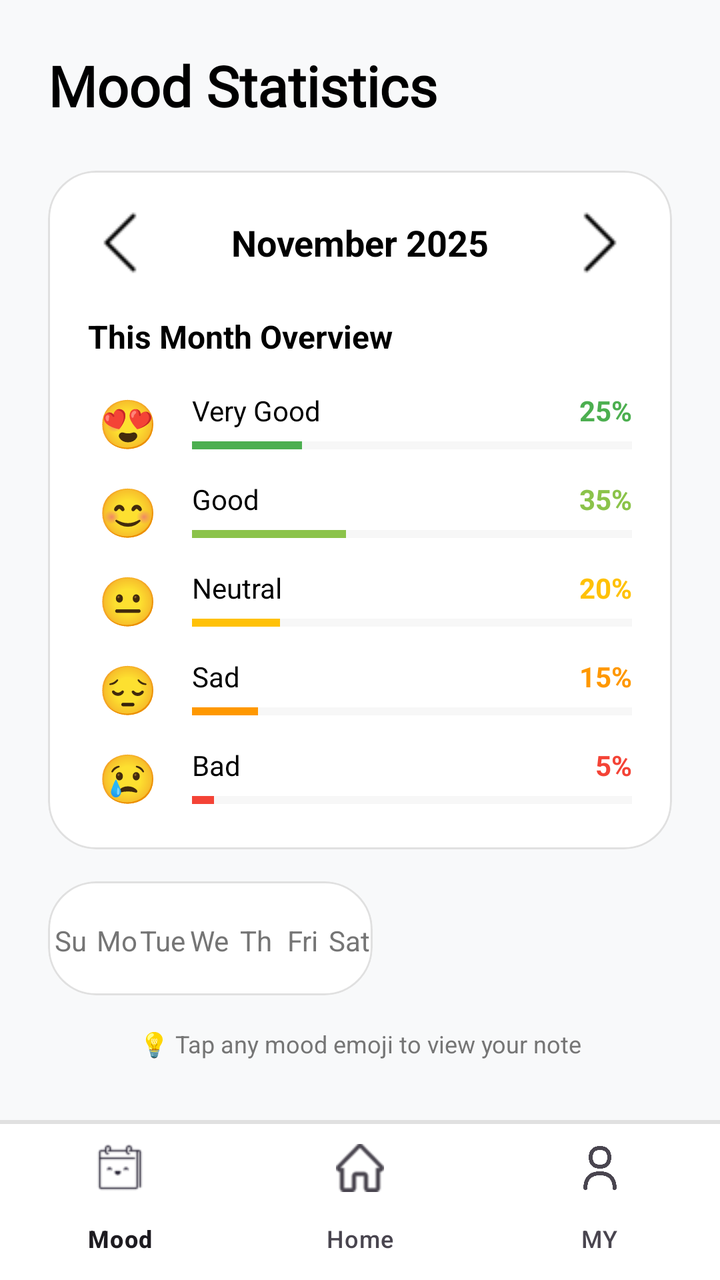
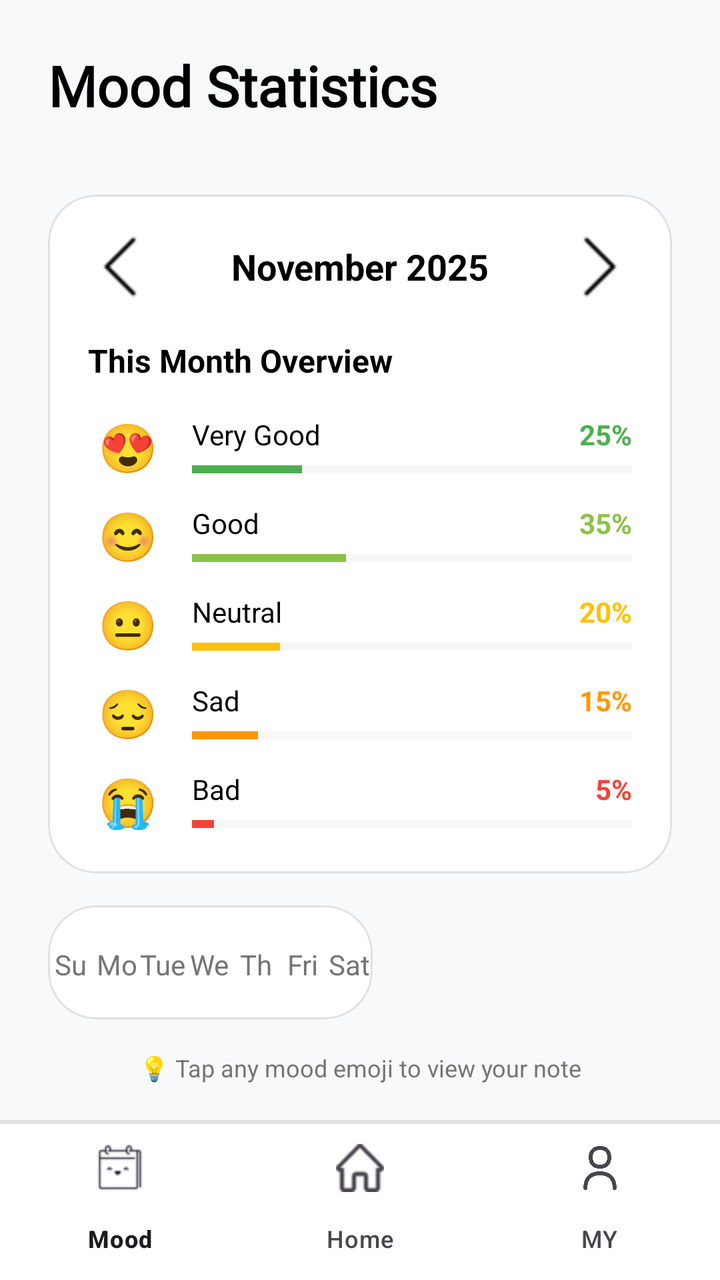

The first picture is an Android layout as it rendered before a commit; the second is the same layout after the commit. The layout source and the unified diff follow.
<!-- AndroidManifest.xml: application theme Theme.HabitMood -->
<!-- res/layout/activity_mood_statistics.xml -->
<?xml version="1.0" encoding="utf-8"?>
<androidx.coordinatorlayout.widget.CoordinatorLayout xmlns:android="http://schemas.android.com/apk/res/android"
    xmlns:app="http://schemas.android.com/apk/res-auto"
    xmlns:tools="http://schemas.android.com/tools"
    android:id="@+id/main"
    android:layout_width="match_parent"
    android:layout_height="match_parent"
    android:background="@color/light_light_gray"
    tools:context=".MoodStatistics">

    <androidx.core.widget.NestedScrollView
        android:layout_width="match_parent"
        android:layout_height="match_parent"
        android:clipToPadding="false"
        android:paddingBottom="100dp">

        <LinearLayout
            android:layout_width="match_parent"
            android:layout_height="wrap_content"
            android:orientation="vertical"
            android:padding="24dp">

            
            <TextView
                android:layout_width="wrap_content"
                android:layout_height="wrap_content"
                android:text="Mood Statistics"
                android:textSize="28sp"
                android:textStyle="bold"
                android:textColor="@color/black"
                android:fontFamily="@font/comfortaa"
                android:layout_marginBottom="24dp"/>

            
            <com.google.android.material.card.MaterialCardView
                android:layout_width="match_parent"
                android:layout_height="wrap_content"
                app:cardCornerRadius="24dp"
                app:cardElevation="0dp"
                app:strokeColor="#E0E0E0"
                app:strokeWidth="1dp"
                android:backgroundTint="@color/white"
                android:layout_marginBottom="16dp">

                <LinearLayout
                    android:layout_width="match_parent"
                    android:layout_height="wrap_content"
                    android:orientation="vertical"
                    android:padding="20dp">

                    
                    <LinearLayout
                        android:layout_width="match_parent"
                        android:layout_height="wrap_content"
                        android:orientation="horizontal"
                        android:gravity="center_vertical"
                        android:layout_marginBottom="20dp">

                        <ImageButton
                            android:id="@+id/btnPrevMonth"
                            android:layout_width="32dp"
                            android:layout_height="32dp"
                            android:src="@drawable/left"
                            android:background="?attr/selectableItemBackgroundBorderless"
                            android:contentDescription="Previous Month"/>

                        <TextView
                            android:id="@+id/tvCurrentMonth"
                            android:layout_width="0dp"
                            android:layout_height="wrap_content"
                            android:layout_weight="1"
                            android:text="November 2025"
                            android:textSize="18sp"
                            android:textStyle="bold"
                            android:textColor="@color/black"
                            android:gravity="center"/>

                        <ImageButton
                            android:id="@+id/btnNextMonth"
                            android:layout_width="32dp"
                            android:layout_height="32dp"
                            android:src="@drawable/right"
                            android:background="?attr/selectableItemBackgroundBorderless"
                            android:contentDescription="Next Month"/>
                    </LinearLayout>

                    <TextView
                        android:layout_width="wrap_content"
                        android:layout_height="wrap_content"
                        android:text="This Month Overview"
                        android:textSize="16sp"
                        android:textStyle="bold"
                        android:textColor="@color/black"
                        android:layout_marginBottom="16dp"/>

                    
                    <LinearLayout
                        android:layout_width="match_parent"
                        android:layout_height="wrap_content"
                        android:orientation="vertical">

                        
                        <LinearLayout
                            android:layout_width="match_parent"
                            android:layout_height="wrap_content"
                            android:orientation="horizontal"
                            android:gravity="center_vertical"
                            android:layout_marginBottom="12dp">

                            <TextView
                                android:layout_width="40dp"
                                android:layout_height="wrap_content"
                                android:text="😍"
                                android:textSize="24sp"
                                android:gravity="center"/>

                            <LinearLayout
                                android:layout_width="0dp"
                                android:layout_height="wrap_content"
                                android:layout_weight="1"
                                android:orientation="vertical"
                                android:layout_marginStart="12dp">

                                <LinearLayout
                                    android:layout_width="match_parent"
                                    android:layout_height="wrap_content"
                                    android:orientation="horizontal"
                                    android:gravity="center_vertical">

                                    <TextView
                                        android:layout_width="0dp"
                                        android:layout_height="wrap_content"
                                        android:layout_weight="1"
                                        android:text="Very Good"
                                        android:textSize="14sp"
                                        android:textColor="@color/black"/>

                                    <TextView
                                        android:id="@+id/tvVeryGoodPercent"
                                        android:layout_width="wrap_content"
                                        android:layout_height="wrap_content"
                                        android:text="25%"
                                        android:textColor="#4CAF50"
                                        android:textSize="14sp"
                                        android:textStyle="bold" />
                                </LinearLayout>

                                <ProgressBar
                                    android:id="@+id/progressVeryGood"
                                    style="?android:attr/progressBarStyleHorizontal"
                                    android:layout_width="match_parent"
                                    android:layout_height="8dp"
                                    android:progress="25"
                                    android:max="100"
                                    android:progressTint="#4CAF50"
                                    android:progressBackgroundTint="#E0E0E0"
                                    android:layout_marginTop="4dp"/>
                            </LinearLayout>
                        </LinearLayout>

                        
                        <LinearLayout
                            android:layout_width="match_parent"
                            android:layout_height="wrap_content"
                            android:orientation="horizontal"
                            android:gravity="center_vertical"
                            android:layout_marginBottom="12dp">

                            <TextView
                                android:layout_width="40dp"
                                android:layout_height="wrap_content"
                                android:text="😊"
                                android:textSize="24sp"
                                android:gravity="center"/>

                            <LinearLayout
                                android:layout_width="0dp"
                                android:layout_height="wrap_content"
                                android:layout_weight="1"
                                android:orientation="vertical"
                                android:layout_marginStart="12dp">

                                <LinearLayout
                                    android:layout_width="match_parent"
                                    android:layout_height="wrap_content"
                                    android:orientation="horizontal"
                                    android:gravity="center_vertical">

                                    <TextView
                                        android:layout_width="0dp"
                                        android:layout_height="wrap_content"
                                        android:layout_weight="1"
                                        android:text="Good"
                                        android:textSize="14sp"
                                        android:textColor="@color/black"/>

                                    <TextView
                                        android:id="@+id/tvGoodPercent"
                                        android:layout_width="wrap_content"
                                        android:layout_height="wrap_content"
                                        android:text="35%"
                                        android:textSize="14sp"
                                        android:textStyle="bold"
                                        android:textColor="#8BC34A"/>
                                </LinearLayout>

                                <ProgressBar
                                    android:id="@+id/progressGood"
                                    style="?android:attr/progressBarStyleHorizontal"
                                    android:layout_width="match_parent"
                                    android:layout_height="8dp"
                                    android:progress="35"
                                    android:max="100"
                                    android:progressTint="#8BC34A"
                                    android:progressBackgroundTint="#E0E0E0"
                                    android:layout_marginTop="4dp"/>
                            </LinearLayout>
                        </LinearLayout>

                        
                        <LinearLayout
                            android:layout_width="match_parent"
                            android:layout_height="wrap_content"
                            android:orientation="horizontal"
                            android:gravity="center_vertical"
                            android:layout_marginBottom="12dp">

                            <TextView
                                android:layout_width="40dp"
                                android:layout_height="wrap_content"
                                android:text="😐"
                                android:textSize="24sp"
                                android:gravity="center"/>

                            <LinearLayout
                                android:layout_width="0dp"
                                android:layout_height="wrap_content"
                                android:layout_weight="1"
                                android:orientation="vertical"
                                android:layout_marginStart="12dp">

                                <LinearLayout
                                    android:layout_width="match_parent"
                                    android:layout_height="wrap_content"
                                    android:orientation="horizontal"
                                    android:gravity="center_vertical">

                                    <TextView
                                        android:layout_width="0dp"
                                        android:layout_height="wrap_content"
                                        android:layout_weight="1"
                                        android:text="Neutral"
                                        android:textSize="14sp"
                                        android:textColor="@color/black"/>

                                    <TextView
                                        android:id="@+id/tvNeutralPercent"
                                        android:layout_width="wrap_content"
                                        android:layout_height="wrap_content"
                                        android:text="20%"
                                        android:textSize="14sp"
                                        android:textStyle="bold"
                                        android:textColor="#FFC107"/>
                                </LinearLayout>

                                <ProgressBar
                                    android:id="@+id/progressNeutral"
                                    style="?android:attr/progressBarStyleHorizontal"
                                    android:layout_width="match_parent"
                                    android:layout_height="8dp"
                                    android:progress="20"
                                    android:max="100"
                                    android:progressTint="#FFC107"
                                    android:progressBackgroundTint="#E0E0E0"
                                    android:layout_marginTop="4dp"/>
                            </LinearLayout>
                        </LinearLayout>

                        
                        <LinearLayout
                            android:layout_width="match_parent"
                            android:layout_height="wrap_content"
                            android:orientation="horizontal"
                            android:gravity="center_vertical"
                            android:layout_marginBottom="12dp">

                            <TextView
                                android:layout_width="40dp"
                                android:layout_height="wrap_content"
                                android:text="😔"
                                android:textSize="24sp"
                                android:gravity="center"/>

                            <LinearLayout
                                android:layout_width="0dp"
                                android:layout_height="wrap_content"
                                android:layout_weight="1"
                                android:orientation="vertical"
                                android:layout_marginStart="12dp">

                                <LinearLayout
                                    android:layout_width="match_parent"
                                    android:layout_height="wrap_content"
                                    android:orientation="horizontal"
                                    android:gravity="center_vertical">

                                    <TextView
                                        android:layout_width="0dp"
                                        android:layout_height="wrap_content"
                                        android:layout_weight="1"
                                        android:text="Sad"
                                        android:textSize="14sp"
                                        android:textColor="@color/black"/>

                                    <TextView
                                        android:id="@+id/tvSadPercent"
                                        android:layout_width="wrap_content"
                                        android:layout_height="wrap_content"
                                        android:text="15%"
                                        android:textSize="14sp"
                                        android:textStyle="bold"
                                        android:textColor="#FF9800"/>
                                </LinearLayout>

                                <ProgressBar
                                    android:id="@+id/progressSad"
                                    style="?android:attr/progressBarStyleHorizontal"
                                    android:layout_width="match_parent"
                                    android:layout_height="8dp"
                                    android:progress="15"
                                    android:max="100"
                                    android:progressTint="#FF9800"
                                    android:progressBackgroundTint="#E0E0E0"
                                    android:layout_marginTop="4dp"/>
                            </LinearLayout>
                        </LinearLayout>

                        
                        <LinearLayout
                            android:layout_width="match_parent"
                            android:layout_height="wrap_content"
                            android:orientation="horizontal"
                            android:gravity="center_vertical">

                            <TextView
                                android:layout_width="40dp"
                                android:layout_height="wrap_content"
                                android:text="😢"
                                android:textSize="24sp"
                                android:gravity="center"/>

                            <LinearLayout
                                android:layout_width="0dp"
                                android:layout_height="wrap_content"
                                android:layout_weight="1"
                                android:orientation="vertical"
                                android:layout_marginStart="12dp">

                                <LinearLayout
                                    android:layout_width="match_parent"
                                    android:layout_height="wrap_content"
                                    android:orientation="horizontal"
                                    android:gravity="center_vertical">

                                    <TextView
                                        android:layout_width="0dp"
                                        android:layout_height="wrap_content"
                                        android:layout_weight="1"
                                        android:text="Bad"
                                        android:textSize="14sp"
                                        android:textColor="@color/black"/>

                                    <TextView
                                        android:id="@+id/tvBadPercent"
                                        android:layout_width="wrap_content"
                                        android:layout_height="wrap_content"
                                        android:text="5%"
                                        android:textSize="14sp"
                                        android:textStyle="bold"
                                        android:textColor="#F44336"/>
                                </LinearLayout>

                                <ProgressBar
                                    android:id="@+id/progressBad"
                                    style="?android:attr/progressBarStyleHorizontal"
                                    android:layout_width="match_parent"
                                    android:layout_height="8dp"
                                    android:progress="5"
                                    android:max="100"
                                    android:progressTint="#F44336"
                                    android:progressBackgroundTint="#E0E0E0"
                                    android:layout_marginTop="4dp"/>
                            </LinearLayout>
                        </LinearLayout>

                    </LinearLayout>

                </LinearLayout>
            </com.google.android.material.card.MaterialCardView>

            
            <com.google.android.material.card.MaterialCardView
                android:layout_width="wrap_content"
                android:layout_height="wrap_content"
                app:cardCornerRadius="24dp"
                app:cardElevation="0dp"
                app:strokeColor="#E0E0E0"
                app:strokeWidth="1dp"
                android:backgroundTint="@color/white">

                <include
                    android:id="@+id/includedCalendar"
                    layout="@layout/view_calendar"
                    android:layout_width="match_parent"
                    android:layout_height="wrap_content"/>

            </com.google.android.material.card.MaterialCardView>

            
            <TextView
                android:layout_width="match_parent"
                android:layout_height="wrap_content"
                android:text="💡 Tap any mood emoji to view your note"
                android:textSize="12sp"
                android:textColor="@color/gray"
                android:gravity="center"
                android:padding="16dp"/>

        </LinearLayout>
    </androidx.core.widget.NestedScrollView>

    
    <com.google.android.material.bottomnavigation.BottomNavigationView
        android:id="@+id/bottomAppBar"
        android:layout_width="match_parent"
        android:layout_height="wrap_content"
        android:layout_gravity="bottom"
        android:background="@drawable/border_top"
        app:elevation="8dp"
        app:menu="@menu/bottom_nav"/>
</androidx.coordinatorlayout.widget.CoordinatorLayout>
<!-- res/layout/view_calendar.xml (included above) -->
<?xml version="1.0" encoding="utf-8"?>
<LinearLayout xmlns:android="http://schemas.android.com/apk/res/android"
    android:layout_width="match_parent"
    android:layout_height="wrap_content"
    android:orientation="vertical">

    
    <LinearLayout
        android:layout_width="match_parent"
        android:layout_height="wrap_content"
        android:orientation="horizontal"
        android:layout_marginTop="20dp"
        android:layout_marginBottom="8dp">

        <TextView
            android:layout_width="0dp"
            android:layout_height="wrap_content"
            android:layout_weight="1"
            android:text="Sun"
            android:textSize="14sp"
            android:textColor="#757575"
            android:gravity="center"/>

        <TextView
            android:layout_width="0dp"
            android:layout_height="wrap_content"
            android:layout_weight="1"
            android:text="Mon"
            android:textSize="14sp"
            android:textColor="#757575"
            android:gravity="center"/>

        <TextView
            android:layout_width="0dp"
            android:layout_height="wrap_content"
            android:layout_weight="1"
            android:text="Tue"
            android:textSize="14sp"
            android:textColor="#757575"
            android:gravity="center"/>

        <TextView
            android:layout_width="0dp"
            android:layout_height="wrap_content"
            android:layout_weight="1"
            android:text="Wed"
            android:textSize="14sp"
            android:textColor="#757575"
            android:gravity="center"/>

        <TextView
            android:layout_width="0dp"
            android:layout_height="wrap_content"
            android:layout_weight="1"
            android:text="Thu"
            android:textSize="14sp"
            android:textColor="#757575"
            android:gravity="center"/>

        <TextView
            android:layout_width="0dp"
            android:layout_height="wrap_content"
            android:layout_weight="1"
            android:text="Fri"
            android:textSize="14sp"
            android:textColor="#757575"
            android:gravity="center"/>

        <TextView
            android:layout_width="0dp"
            android:layout_height="wrap_content"
            android:layout_weight="1"
            android:text="Sat"
            android:textSize="14sp"
            android:textColor="#757575"
            android:gravity="center"/>
    </LinearLayout>

    
    <androidx.recyclerview.widget.RecyclerView
        android:id="@+id/calendarRecyclerView"
        android:layout_width="match_parent"
        android:layout_height="wrap_content"
        android:layout_marginTop="10dp"
        android:nestedScrollingEnabled="false"/>

</LinearLayout>
<!-- resources referenced by this layout -->
<resources>
  <color name="black">#FF000000</color>
  <color name="gray">#757575</color>
  <color name="light_light_gray">#F8F9FA</color>
  <color name="white">#FFFFFFFF</color>
  <!-- drawable border_top (drawable) -->
  <?xml version="1.0" encoding="utf-8"?>
  <layer-list xmlns:android="http://schemas.android.com/apk/res/android">
      
      <item>
          <shape android:shape="rectangle">
              <solid android:color="#E0E0E0" /> 
          </shape>
      </item>
  
      
      <item android:top="2dp">
          <shape android:shape="rectangle">
              <solid android:color="@color/white" /> 
          </shape>
      </item>
  </layer-list>
  <!-- drawable left: png bitmap (drawable, 814 bytes) -->
  <!-- drawable right: png bitmap (drawable, 218 bytes) -->
  <style name="Theme.HabitMood" parent="Base.Theme.HabitMood" />
  <style name="Base.Theme.HabitMood" parent="Theme.Material3.Light.NoActionBar">
          <item name="colorPrimary">@color/green</item>
  
          <item name="colorPrimaryContainer">@color/green</item>
          <item name="colorOnPrimaryContainer">@color/white</item>
  
          <item name="colorSecondary">@color/green</item>
          <item name="colorOnSecondary">@color/white</item>
      </style>
  <color name="green">#006064</color>
</resources>

<!-- the commit's change to res/layout/activity_mood_statistics.xml (unified diff, before → after) -->
@@ -8,28 +8,40 @@
     android:background="@color/light_light_gray"
     tools:context=".MoodStatistics">
 
+    <com.google.android.material.appbar.AppBarLayout
+        android:layout_width="match_parent"
+        android:layout_height="wrap_content"
+        android:background="@color/light_light_gray"
+        app:liftOnScroll="false"
+        app:elevation="0dp">
+
+        <TextView
+            android:layout_width="match_parent"
+            android:layout_height="wrap_content"
+            android:text="Mood Statistics"
+            android:textSize="28sp"
+            android:textStyle="bold"
+            android:textColor="@color/black"
+            android:fontFamily="@font/comfortaa"
+            android:layout_gravity="center_horizontal"
+            android:paddingHorizontal="24dp"
+            android:paddingTop="24dp"
+            android:paddingBottom="12dp"/>
+
+    </com.google.android.material.appbar.AppBarLayout>
+
     <androidx.core.widget.NestedScrollView
         android:layout_width="match_parent"
         android:layout_height="match_parent"
         android:clipToPadding="false"
-        android:paddingBottom="100dp">
+        android:paddingBottom="100dp"
+        app:layout_behavior="@string/appbar_scrolling_view_behavior">
 
         <LinearLayout
             android:layout_width="match_parent"
             android:layout_height="wrap_content"
             android:orientation="vertical"
             android:padding="24dp">
-
-            
-            <TextView
-                android:layout_width="wrap_content"
-                android:layout_height="wrap_content"
-                android:text="Mood Statistics"
-                android:textSize="28sp"
-                android:textStyle="bold"
-                android:textColor="@color/black"
-                android:fontFamily="@font/comfortaa"
-                android:layout_marginBottom="24dp"/>
 
             
             <com.google.android.material.card.MaterialCardView
@@ -110,7 +122,7 @@
                             <TextView
                                 android:layout_width="40dp"
                                 android:layout_height="wrap_content"
-                                android:text="😍"
+                                android:text="@string/very_good"
                                 android:textSize="24sp"
                                 android:gravity="center"/>
 
@@ -169,7 +181,7 @@
                             <TextView
                                 android:layout_width="40dp"
                                 android:layout_height="wrap_content"
-                                android:text="😊"
+                                android:text="@string/good"
                                 android:textSize="24sp"
                                 android:gravity="center"/>
 
@@ -228,7 +240,7 @@
                             <TextView
                                 android:layout_width="40dp"
                                 android:layout_height="wrap_content"
-                                android:text="😐"
+                                android:text="@string/natural"
                                 android:textSize="24sp"
                                 android:gravity="center"/>
 
@@ -287,7 +299,7 @@
                             <TextView
                                 android:layout_width="40dp"
                                 android:layout_height="wrap_content"
-                                android:text="😔"
+                                android:text="@string/sad"
                                 android:textSize="24sp"
                                 android:gravity="center"/>
 
@@ -345,7 +357,7 @@
                             <TextView
                                 android:layout_width="40dp"
                                 android:layout_height="wrap_content"
-                                android:text="😢"
+                                android:text="@string/bad"
                                 android:textSize="24sp"
                                 android:gravity="center"/>
 
<!-- resource entries referenced after the edit -->
@@ -23,6 +23,11 @@
   </layer-list>
   <!-- drawable left: png bitmap (drawable, 814 bytes) -->
   <!-- drawable right: png bitmap (drawable, 218 bytes) -->
+  <string name="bad">😭</string>
+  <string name="good">😊</string>
+  <string name="natural">😐</string>
+  <string name="sad">😔</string>
+  <string name="very_good">😍</string>
   <style name="Theme.HabitMood" parent="Base.Theme.HabitMood" />
   <style name="Base.Theme.HabitMood" parent="Theme.Material3.Light.NoActionBar">
           <item name="colorPrimary">@color/green</item>
